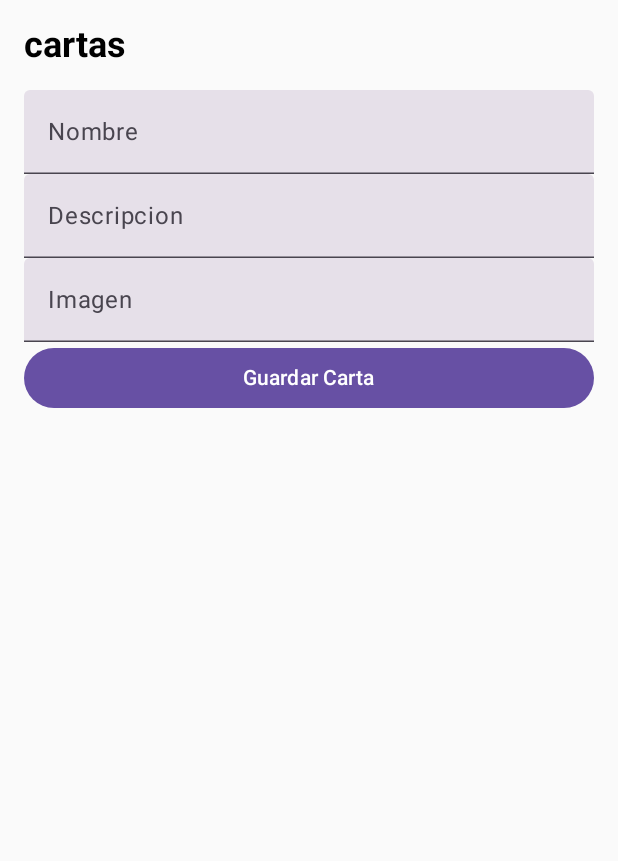
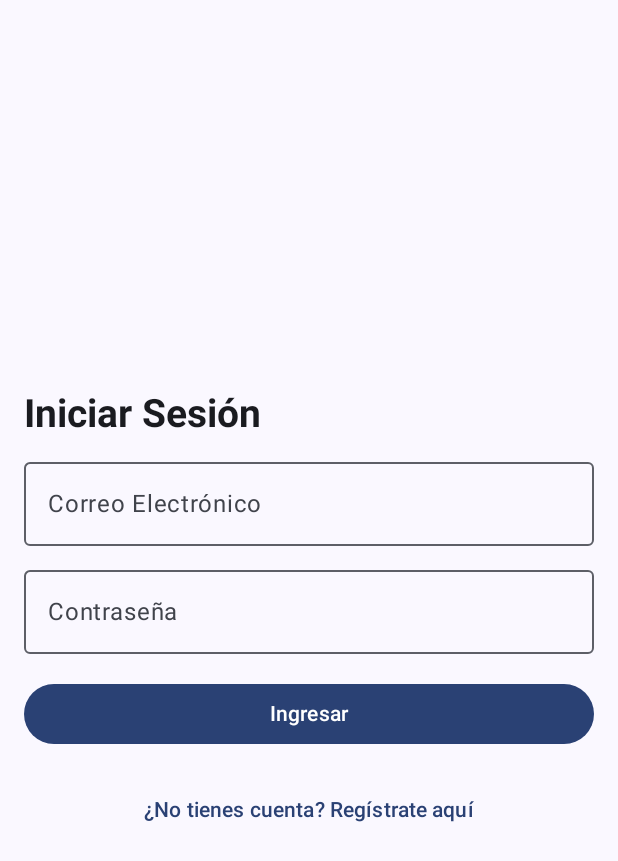
Before and after one commit to Anioljordan/DrinkDare, an Android app built with Jetpack Compose: the screen it shows after launch (MainActivity), on a phone screen of 412 x 824 dp. Shown: the top 861 px of the screen. Run offline under Robolectric (Android 15) with nearby library versions, the phone set to English and light mode, and no system bars; our stand-ins replace Firebase (no records; nobody signed in at launch, a user with empty details on screens opened directly).

Commit message:
Login && Register

```diff
--- a/app/src/main/java/com/application/drinkdare/MainActivity.kt
+++ b/app/src/main/java/com/application/drinkdare/MainActivity.kt
@@ -5,12 +5,8 @@ import androidx.activity.ComponentActivity
 import androidx.activity.compose.setContent
 import androidx.activity.enableEdgeToEdge
 import androidx.compose.foundation.layout.fillMaxSize
-import androidx.compose.foundation.layout.padding
-import androidx.compose.material3.Scaffold
-import androidx.compose.material3.Text
-import androidx.compose.runtime.Composable
-import androidx.compose.ui.Modifier
-import androidx.compose.ui.tooling.preview.Preview
+import androidx.compose.material3.MaterialTheme
+import androidx.compose.material3.Surface
 import androidx.navigation.compose.rememberNavController
 import com.application.drinkdare.ui.navigation.AppNavigation
 import com.application.drinkdare.ui.theme.DRINKDARETheme
@@ -20,11 +16,15 @@ class MainActivity : ComponentActivity() {
         super.onCreate(savedInstanceState)
         enableEdgeToEdge()
         setContent {
-            // Creamos el NavController
-            val navController = rememberNavController()
-
-            // Cargamos la navegación usando AppNavigation
-            AppNavigation(navController = navController)
+            DRINKDARETheme {
+                Surface(
+                    modifier = androidx.compose.ui.Modifier.fillMaxSize(),
+                    color = MaterialTheme.colorScheme.background
+                ) {
+                    val navController = rememberNavController()
+                    AppNavigation(navController = navController)
+                }
+            }
         }
     }
 }
--- a/app/src/main/java/com/application/drinkdare/di/AppModule.kt
+++ b/app/src/main/java/com/application/drinkdare/di/AppModule.kt
@@ -1,7 +1,13 @@
+import com.application.drinkdare.data.remote.AuthService
 import com.application.drinkdare.data.remote.CartaService
+import com.application.drinkdare.data.remote.RegisterService
+import com.application.drinkdare.data.repositoy.AuthRepository
 import com.application.drinkdare.data.repositoy.CartaRepository
+import com.application.drinkdare.data.repositoy.RegisterRepository
 import com.application.drinkdare.domain.usecase.CartaUseCase
 import com.application.drinkdare.presentation.CartaViewModel
+import com.application.drinkdare.presentation.LoginViewModel
+import com.application.drinkdare.presentation.RegisterViewModel
 import com.google.firebase.firestore.FirebaseFirestore
 import org.koin.androidx.viewmodel.dsl.viewModel
 import org.koin.dsl.module
@@ -21,4 +27,18 @@ val AppModule = module {
 
     // ViewModel
     viewModel { CartaViewModel(get()) }
+
+
+
+    single { AuthService(get()) }
+
+    single { AuthRepository() }
+
+    single { RegisterService() }
+
+    single { RegisterRepository(get()) }
+
+    viewModel { RegisterViewModel() }
+
+    viewModel { LoginViewModel() }
 }
--- /dev/null
+++ b/app/src/main/java/com/application/drinkdare/domain/model/User.kt
@@ -0,0 +1,6 @@
+package com.application.drinkdare.domain.model
+
+data class User(
+    val email: String,
+    val password: String
+)
--- a/app/src/main/java/com/application/drinkdare/ui/navigation/Navigation.kt
+++ b/app/src/main/java/com/application/drinkdare/ui/navigation/Navigation.kt
@@ -1,21 +1,32 @@
 package com.application.drinkdare.ui.navigation
 
 import androidx.compose.runtime.Composable
-import androidx.navigation.NavHost
 import androidx.navigation.NavHostController
 import androidx.navigation.compose.NavHost
 import androidx.navigation.compose.composable
-import com.application.drinkdare.ui.screen.carta.CartaScreen
+import com.application.drinkdare.ui.screen.signin.LoginScreen
+import com.application.drinkdare.ui.screen.register.RegisterScreen
+import com.application.drinkdare.ui.screen.carta.CartaScreen // Suponiendo que tienes una pantalla de inicio
 
 sealed class Screen(val route: String) {
-    object Carta : Screen("Carta")
+    object Login : Screen("login")
+    object Register : Screen("register")
+    object Carta : Screen("carta")
 }
-//AA
+
 @Composable
 fun AppNavigation(navController: NavHostController) {
-    NavHost(navController = navController, startDestination = Screen.Carta.route) {
+    NavHost(navController = navController, startDestination = Screen.Login.route) {
+        composable(Screen.Login.route) {
+            LoginScreen(navController)
+        }
+
+        composable(Screen.Register.route) {
+            RegisterScreen(navController)
+        }
+
         composable(Screen.Carta.route) {
-            CartaScreen()
+            CartaScreen()  // Asegúrate de tener una pantalla principal de tu aplicación
         }
     }
 }
--- a/app/src/main/java/com/application/drinkdare/ui/screen/carta/anadirCartaScreen.kt
+++ b/app/src/main/java/com/application/drinkdare/ui/screen/carta/anadirCartaScreen.kt
@@ -1,22 +1,10 @@
 package com.application.drinkdare.ui.screen.carta
 
-import androidx.compose.foundation.layout.Column
-import androidx.compose.foundation.layout.Spacer
-import androidx.compose.foundation.layout.fillMaxWidth
-import androidx.compose.foundation.layout.height
-import androidx.compose.foundation.layout.padding
+import androidx.compose.foundation.layout.*
 import androidx.compose.foundation.lazy.LazyColumn
 import androidx.compose.foundation.lazy.items
-import androidx.compose.material3.Button
-import androidx.compose.material3.MaterialTheme
-import androidx.compose.material3.Text
-import androidx.compose.material3.TextField
-import androidx.compose.runtime.Composable
-import androidx.compose.runtime.collectAsState
-import androidx.compose.runtime.getValue
-import androidx.compose.runtime.mutableStateOf
-import androidx.compose.runtime.remember
-import androidx.compose.runtime.setValue
+import androidx.compose.material3.*
+import androidx.compose.runtime.*
 import androidx.compose.ui.Modifier
 import androidx.compose.ui.platform.LocalContext
 import androidx.compose.ui.text.font.FontWeight
@@ -31,53 +19,45 @@ fun CartaScreen(viewModel: CartaViewModel = koinViewModel()) {
     val cartas by viewModel.cartas.collectAsState()
     val context = LocalContext.current
 
+    var nombre by remember { mutableStateOf("") }
+    var descripcion by remember { mutableStateOf("") }
+    var imagen by remember { mutableStateOf("") }
 
     Column(modifier = Modifier.padding(16.dp)) {
-        Text(text = "cartas", fontSize = 24.sp, fontWeight = FontWeight.Bold)
+        Text(
+            text = "Cartas",
+            fontSize = 26.sp,
+            fontWeight = FontWeight.Bold,
+            style = MaterialTheme.typography.headlineSmall,
+            modifier = Modifier.padding(bottom = 8.dp)
+        )
 
-        // Mostrar ubicaciones
-        LazyColumn(modifier = Modifier.fillMaxWidth()) {
+        LazyColumn(modifier = Modifier.fillMaxWidth().weight(1f)) {
             items(cartas) { carta ->
-                Text(text = carta.nombre, style = MaterialTheme.typography.bodyMedium)
-                // Otros detalles de la ubicación, si es necesario
+                CartaItem(carta)
             }
         }
 
         Spacer(modifier = Modifier.height(16.dp))
 
-        // Inputs para nueva ubicación
-        var nombre by remember { mutableStateOf("") }
-        var descripcion by remember { mutableStateOf("") }
-        var imagen by remember { mutableStateOf("") }
+        Card(
+            modifier = Modifier.fillMaxWidth(),
+            elevation = CardDefaults.cardElevation(4.dp)
+        ) {
+            Column(modifier = Modifier.padding(16.dp)) {
+                InputField(value = nombre, onValueChange = { nombre = it }, label = "Nombre")
+                InputField(value = descripcion, onValueChange = { descripcion = it }, label = "Descripción")
+                InputField(value = imagen, onValueChange = { imagen = it }, label = "Imagen URL")
 
-        // Formulario para crear una nueva ubicación
-        TextField(
-            value = nombre,
-            onValueChange = { nombre = it },
-            label = { Text("Nombre") },
-            modifier = Modifier.fillMaxWidth()
-        )
-        TextField(
-            value = descripcion,
-            onValueChange = { descripcion = it },
-            label = { Text("Descripcion") },
-            modifier = Modifier.fillMaxWidth()
-        )
-        TextField(
-            value = imagen,
-            onValueChange = { imagen = it },
-            label = { Text("Imagen") },
-            modifier = Modifier.fillMaxWidth()
-        )
+                Spacer(modifier = Modifier.height(8.dp))
 
                 Button(
                     onClick = {
-                val carta = Carta(
-                    nombre = nombre,
-                    descripcion = descripcion,
-                    imagen = imagen
-                )
+                        val carta = Carta(nombre = nombre, descripcion = descripcion, imagen = imagen)
                         viewModel.crearCarta(carta)
+                        nombre = ""
+                        descripcion = ""
+                        imagen = ""
                     },
                     modifier = Modifier.fillMaxWidth()
                 ) {
@@ -85,3 +65,28 @@ fun CartaScreen(viewModel: CartaViewModel = koinViewModel()) {
                 }
             }
         }
+    }
+}
+
+@Composable
+fun CartaItem(carta: Carta) {
+    Card(
+        modifier = Modifier.fillMaxWidth().padding(vertical = 4.dp),
+        elevation = CardDefaults.cardElevation(2.dp)
+    ) {
+        Column(modifier = Modifier.padding(16.dp)) {
+            Text(text = carta.nombre, fontWeight = FontWeight.Bold, fontSize = 18.sp)
+            Text(text = carta.descripcion, style = MaterialTheme.typography.bodyMedium)
+        }
+    }
+}
+
+@Composable
+fun InputField(value: String, onValueChange: (String) -> Unit, label: String) {
+    OutlinedTextField(
+        value = value,
+        onValueChange = onValueChange,
+        label = { Text(label) },
+        modifier = Modifier.fillMaxWidth().padding(vertical = 4.dp)
+    )
+}
--- /dev/null
+++ b/app/src/main/java/com/application/drinkdare/ui/screen/signin/loginScreen.kt
@@ -0,0 +1,92 @@
+package com.application.drinkdare.ui.screen.signin
+
+import androidx.compose.foundation.layout.*
+import androidx.compose.foundation.text.KeyboardOptions
+import androidx.compose.material3.*
+import androidx.compose.runtime.*
+import androidx.compose.ui.Modifier
+import androidx.compose.ui.text.input.KeyboardType
+import androidx.compose.ui.text.input.PasswordVisualTransformation
+import androidx.compose.ui.unit.dp
+import androidx.compose.ui.unit.sp
+import androidx.compose.ui.text.font.FontWeight
+import androidx.navigation.NavController
+import androidx.lifecycle.viewmodel.compose.viewModel
+import com.application.drinkdare.presentation.LoginViewModel
+
+@Composable
+fun LoginScreen(navController: NavController, viewModel: LoginViewModel = viewModel()) {
+    var email by remember { mutableStateOf("") }
+    var password by remember { mutableStateOf("") }
+    var errorMessage by remember { mutableStateOf("") }
+
+    Column(
+        modifier = Modifier
+            .fillMaxSize()
+            .padding(16.dp),
+        verticalArrangement = Arrangement.Center
+    ) {
+        Text(
+            text = "Iniciar Sesión",
+            fontSize = 26.sp,
+            fontWeight = FontWeight.Bold,
+            style = MaterialTheme.typography.headlineSmall,
+            modifier = Modifier.padding(bottom = 8.dp)
+        )
+
+        OutlinedTextField(
+            value = email,
+            onValueChange = { email = it },
+            label = { Text("Correo Electrónico") },
+            keyboardOptions = KeyboardOptions(keyboardType = KeyboardType.Email),
+            modifier = Modifier.fillMaxWidth()
+        )
+
+        OutlinedTextField(
+            value = password,
+            onValueChange = { password = it },
+            label = { Text("Contraseña") },
+            keyboardOptions = KeyboardOptions(keyboardType = KeyboardType.Password),
+            visualTransformation = PasswordVisualTransformation(),
+            modifier = Modifier.fillMaxWidth().padding(top = 8.dp)
+        )
+
+        if (errorMessage.isNotEmpty()) {
+            Text(
+                text = errorMessage,
+                color = MaterialTheme.colorScheme.error,
+                modifier = Modifier.padding(top = 8.dp)
+            )
+        }
+
+        Spacer(modifier = Modifier.height(16.dp))
+
+        Button(
+            onClick = {
+                // Llamar a login dentro de una corrutina
+                viewModel.login(email, password) { success ->
+                    if (!success) {
+                        errorMessage = "Credenciales incorrectas"
+                    } else {
+                        navController.navigate("Carta") // Navegar a la pantalla principal
+                    }
+                }
+            },
+            modifier = Modifier.fillMaxWidth()
+        ) {
+            Text(text = "Ingresar")
+        }
+
+        Spacer(modifier = Modifier.height(16.dp))
+
+        // Botón para ir al register
+        TextButton(
+            onClick = {
+                navController.navigate("register")
+            },
+            modifier = Modifier.fillMaxWidth()
+        ) {
+            Text(text = "¿No tienes cuenta? Regístrate aquí")
+        }
+    }
+}
```
Also changed, not shown: app/src/main/java/com/application/drinkdare/data/remote/AuthService.kt (added, +9 -0 lines), app/src/main/java/com/application/drinkdare/data/remote/RegisterService.kt (added, +11 -0 lines), app/src/main/java/com/application/drinkdare/data/repositoy/AuthRepository.kt (added, +14 -0 lines), app/src/main/java/com/application/drinkdare/data/repositoy/RegisterRepository.kt (added, +11 -0 lines), app/src/main/java/com/application/drinkdare/presentation/LoginViewModel.kt (added, +24 -0 lines), app/src/main/java/com/application/drinkdare/presentation/RegisterViewModel.kt (added, +37 -0 lines), app/src/main/java/com/application/drinkdare/ui/screen/register/RegisterScreen.kt (added, +102 -0 lines), 1 other file. Lines whose indentation alone changed are shown as unchanged.
